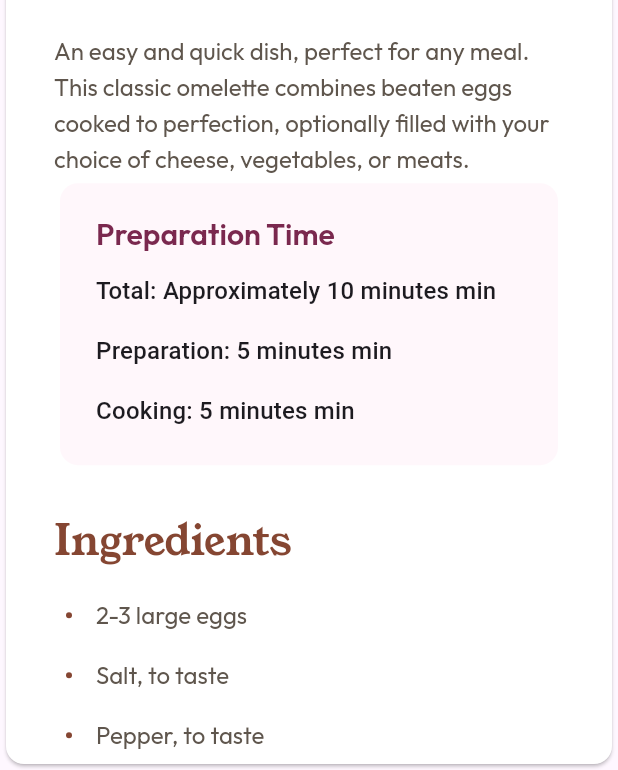
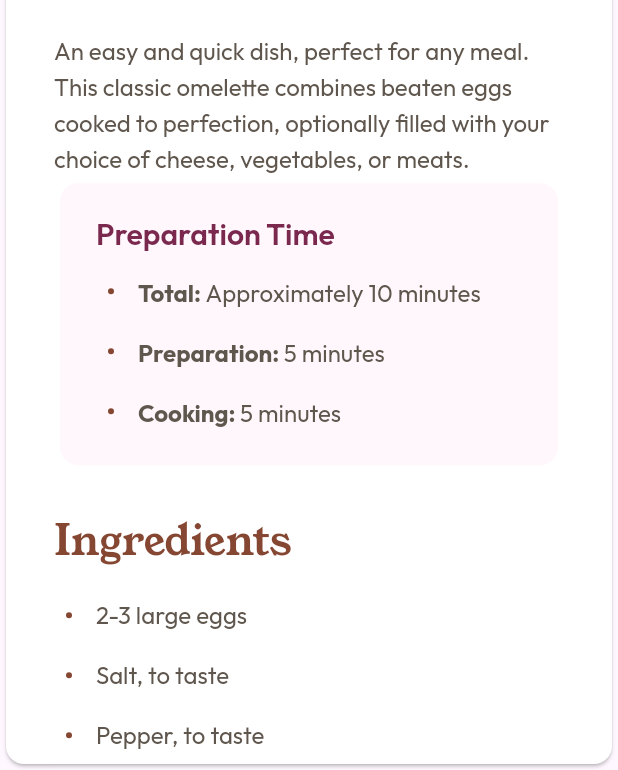
Before and after one commit to cgutieco/recipe_page, a Flutter app: the screen it shows after launch, on a phone screen of 412 x 824 dp, the part 466-1236 px from its top. Run offline on Flutter 3.47's test engine with Material 3 defaults, Android fonts, the light colour scheme and no system bars; our stand-ins replace get_it.

Commit message:
Agregar LabeledText y BulletDot a la lista de tiempos de preparación en RecipeCard

```diff
--- a/lib/widgets/organisms/recipe_card.dart
+++ b/lib/widgets/organisms/recipe_card.dart
@@ -9,6 +9,7 @@
 import 'package:recipe_page/widgets/atoms/app_subtitle.dart';
 import 'package:recipe_page/widgets/atoms/app_title.dart';
 import 'package:recipe_page/widgets/atoms/bullet_dot.dart';
+import 'package:recipe_page/widgets/atoms/labeled_text.dart';
 import 'package:recipe_page/widgets/atoms/list_item.dart';
 import 'package:recipe_page/widgets/molecules/list_items.dart';
 import 'package:recipe_page/widgets/molecules/list_section.dart';
@@ -69,11 +70,12 @@
                               ListItems(
                                 items: [
                                   for (final time in recipe.preparationTime)
-                                    Text(
-                                      '${time.description}: ${time.time} min',
-                                      style: Theme.of(
-                                        context,
-                                      ).textTheme.titleMedium,
+                                    ListItem(
+                                      listMarker: BulletDot(),
+                                      child: LabeledText(
+                                        label: time.description,
+                                        content: time.time,
+                                      ),
                                     ),
                                 ],
                               ),
```
